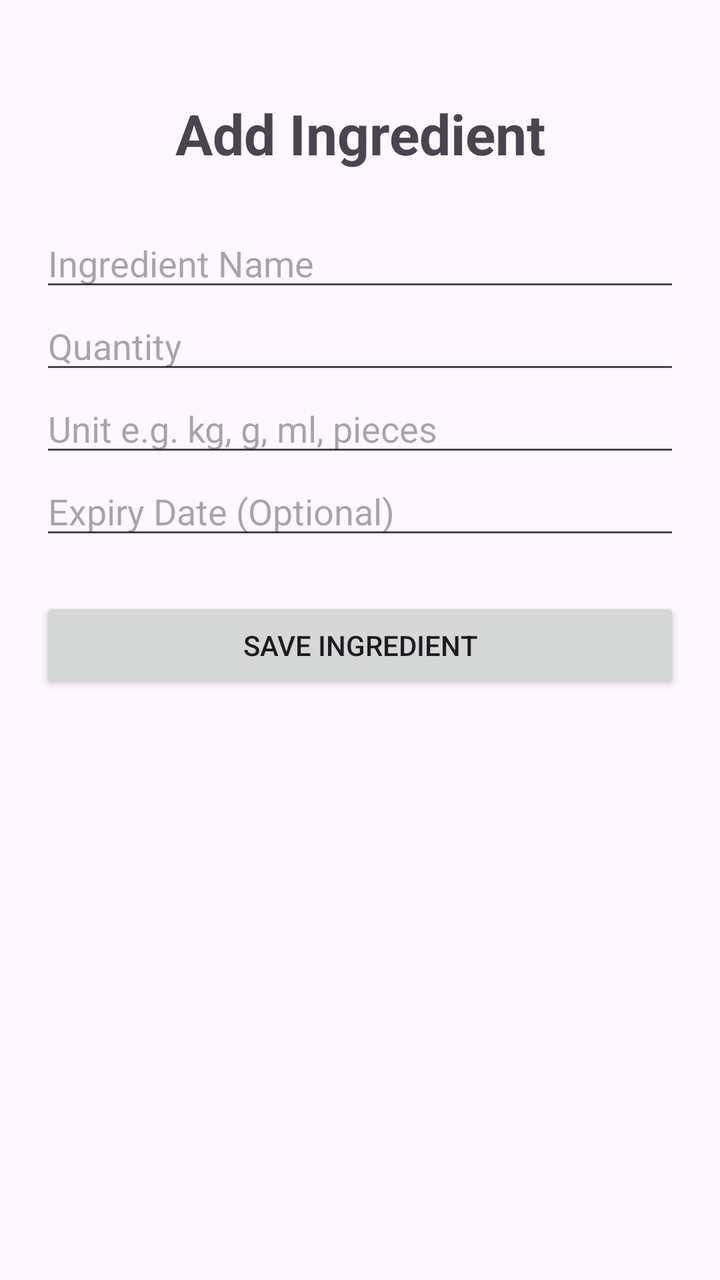
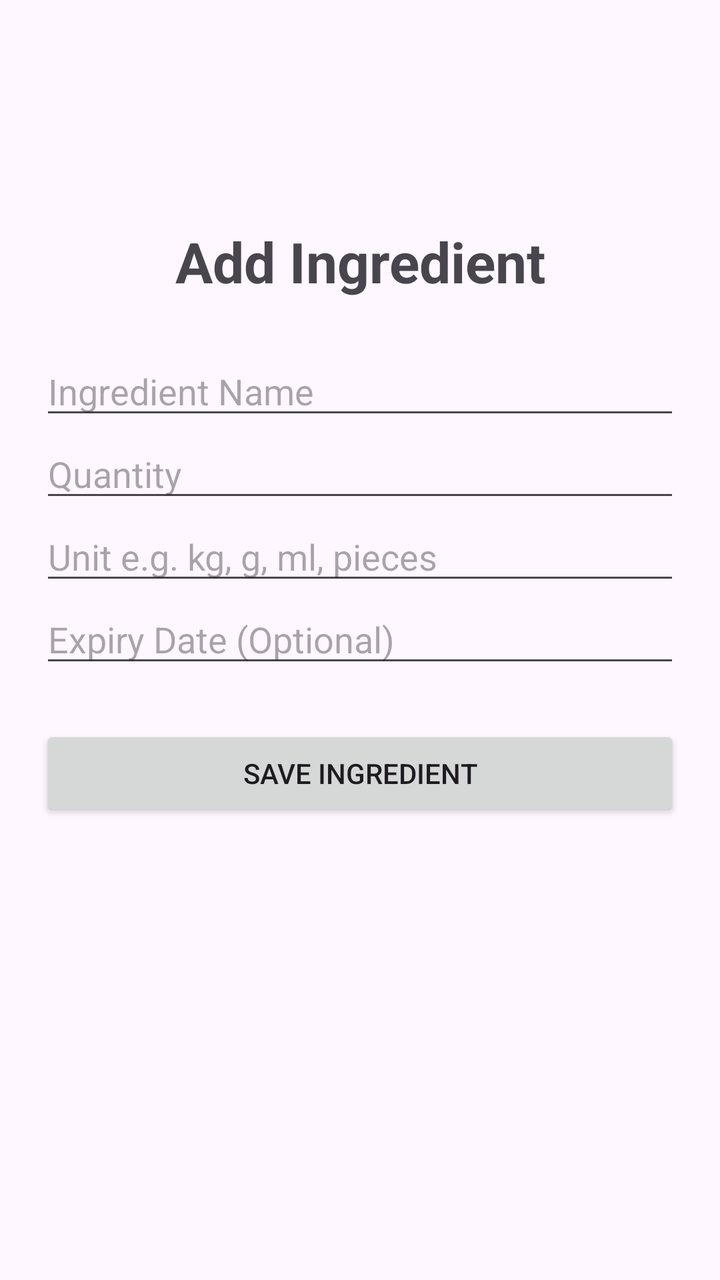

Screens rendered from an Android XML layout before and after an edit, with the pre-edit source and the edit as a unified diff.
<!-- AndroidManifest.xml: application theme Theme.SmartPantryManager -->
<!-- res/layout/activity_add_edit_ingredient.xml -->
<?xml version="1.0" encoding="utf-8"?>
<ScrollView xmlns:android="http://schemas.android.com/apk/res/android"
    android:id="@+id/main"
    xmlns:tools="http://schemas.android.com/tools"
    android:layout_width="match_parent"
    android:layout_height="match_parent"
    tools:context=".AddEditIngredientActivity">

    <LinearLayout
        android:layout_width="match_parent"
        android:layout_height="wrap_content"
        android:orientation="vertical"
        android:paddingLeft="20dp"
        android:paddingTop="48dp"
        android:paddingRight="20dp"
        android:paddingBottom="40dp">

        <TextView
            android:id="@+id/tvIngredientTitle"
            android:layout_width="match_parent"
            android:layout_height="wrap_content"
            android:text="Add Ingredient"
            android:textSize="28sp"
            android:textStyle="bold"
            android:gravity="center"
            android:paddingBottom="24dp" />

        <EditText
            android:id="@+id/etIngredientName"
            android:layout_width="match_parent"
            android:layout_height="wrap_content"
            android:hint="Ingredient Name"
            android:inputType="textCapWords" />

        <EditText
            android:id="@+id/etQuantity"
            android:layout_width="match_parent"
            android:layout_height="wrap_content"
            android:hint="Quantity"
            android:inputType="numberDecimal" />

        <EditText
            android:id="@+id/etUnit"
            android:layout_width="match_parent"
            android:layout_height="wrap_content"
            android:hint="Unit e.g. kg, g, ml, pieces"
            android:inputType="text" />

        <EditText
            android:id="@+id/etExpiryDate"
            android:layout_width="match_parent"
            android:layout_height="wrap_content"
            android:hint="Expiry Date (Optional)"
            android:inputType="date" />

        <Button
            android:id="@+id/btnSaveIngredient"
            android:layout_width="match_parent"
            android:layout_height="wrap_content"
            android:text="Save Ingredient"
            android:layout_marginTop="24dp" />

        <Button
            android:id="@+id/btnDeleteIngredient"
            android:layout_width="match_parent"
            android:layout_height="wrap_content"
            android:text="Delete Ingredient"
            android:layout_marginTop="12dp"
            android:visibility="gone" />

    </LinearLayout>

</ScrollView>
<!-- resources referenced by this layout -->
<resources>
  <style name="Theme.SmartPantryManager" parent="Base.Theme.SmartPantryManager" />
  <style name="Base.Theme.SmartPantryManager" parent="Theme.Material3.DayNight.NoActionBar">
          
          
      </style>
</resources>

<!-- the commit's change to res/layout/activity_add_edit_ingredient.xml (unified diff, before → after) -->
@@ -14,6 +14,13 @@
         android:paddingTop="48dp"
         android:paddingRight="20dp"
         android:paddingBottom="40dp">
+
+        <androidx.appcompat.widget.Toolbar
+            android:id="@+id/addEditToolbar"
+            android:layout_width="match_parent"
+            android:layout_height="wrap_content"
+            android:minHeight="?attr/actionBarSize"
+            android:title="Ingredient" />
 
         <TextView
             android:id="@+id/tvIngredientTitle"
